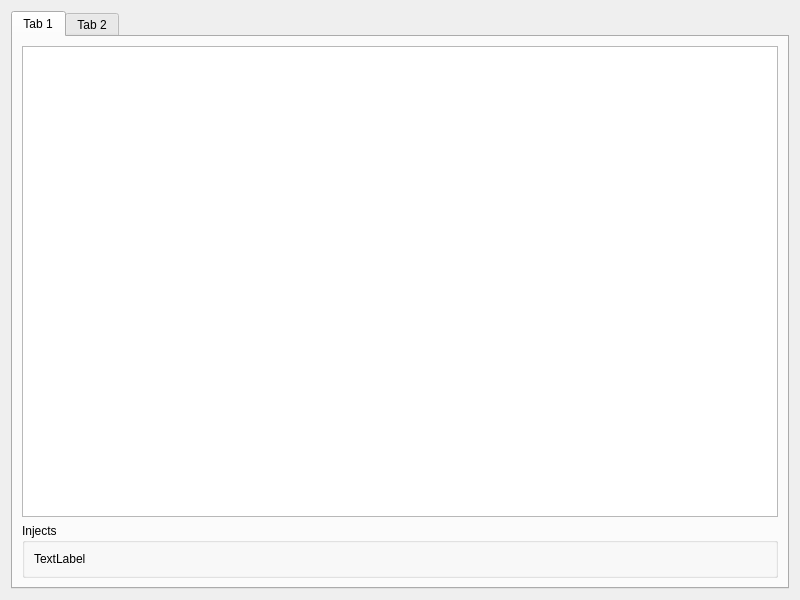
Before: the Qt Designer form designer/player.ui in zarathustre/ttex, drawn with Qt 5.
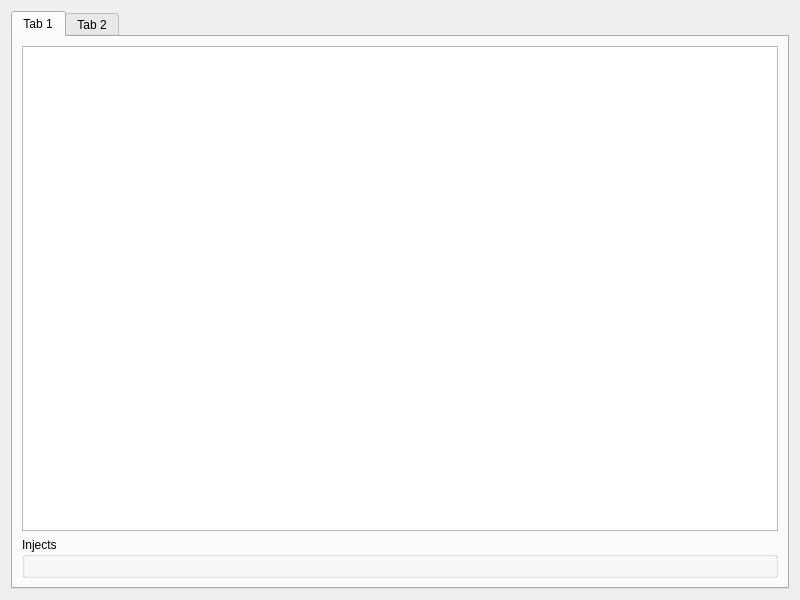
After: the same form once the commit is applied. The open tabs and pages were chosen to show the change.

The edit to the form file:
```diff
--- a/designer/player.ui
+++ b/designer/player.ui
@@ -32,15 +32,7 @@
          <property name="title">
           <string>Injects</string>
          </property>
-         <layout class="QVBoxLayout" name="verticalLayout_4">
-          <item>
-           <widget class="QLabel" name="temp_label">
-            <property name="text">
-             <string>TextLabel</string>
-            </property>
-           </widget>
-          </item>
-         </layout>
+         <layout class="QVBoxLayout" name="verticalLayout_4"/>
         </widget>
        </item>
       </layout>
```
Left out of the diff: 8 changed lines with no effect on the pictures.
